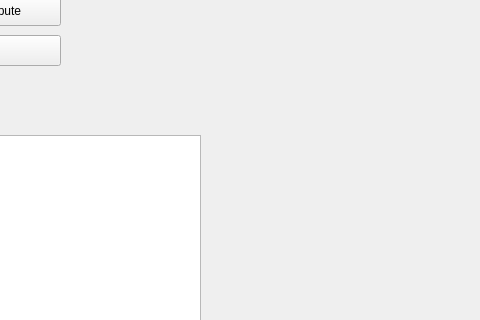
Nakooya/ET-Based-Irrigation, file main-window.ui: the form before one commit; both pictures show x 420 to 900 and y 175 to 495 of the 900 by 760 pixel window.
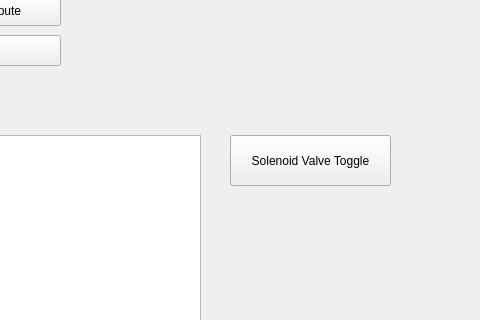
The form after the commit.

Commit message: add manual water button

The edit to the form file:
```diff
--- a/main-window.ui
+++ b/main-window.ui
@@ -310,6 +310,22 @@
      </property>
     </widget>
    </widget>
+   <widget class="QPushButton" name="manualSprinkler">
+    <property name="geometry">
+     <rect>
+      <x>650</x>
+      <y>310</y>
+      <width>161</width>
+      <height>51</height>
+     </rect>
+    </property>
+    <property name="text">
+     <string>Solenoid Valve Toggle</string>
+    </property>
+    <property name="checkable">
+     <bool>true</bool>
+    </property>
+   </widget>
   </widget>
   <widget class="QMenuBar" name="menubar">
    <property name="geometry">
```
